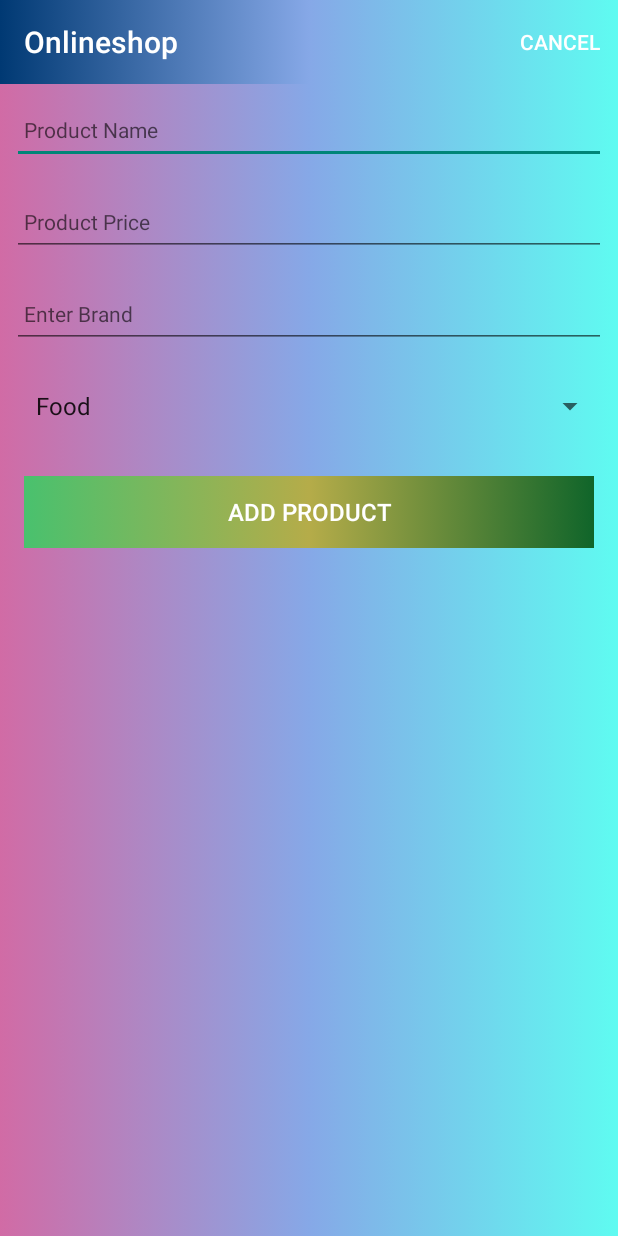
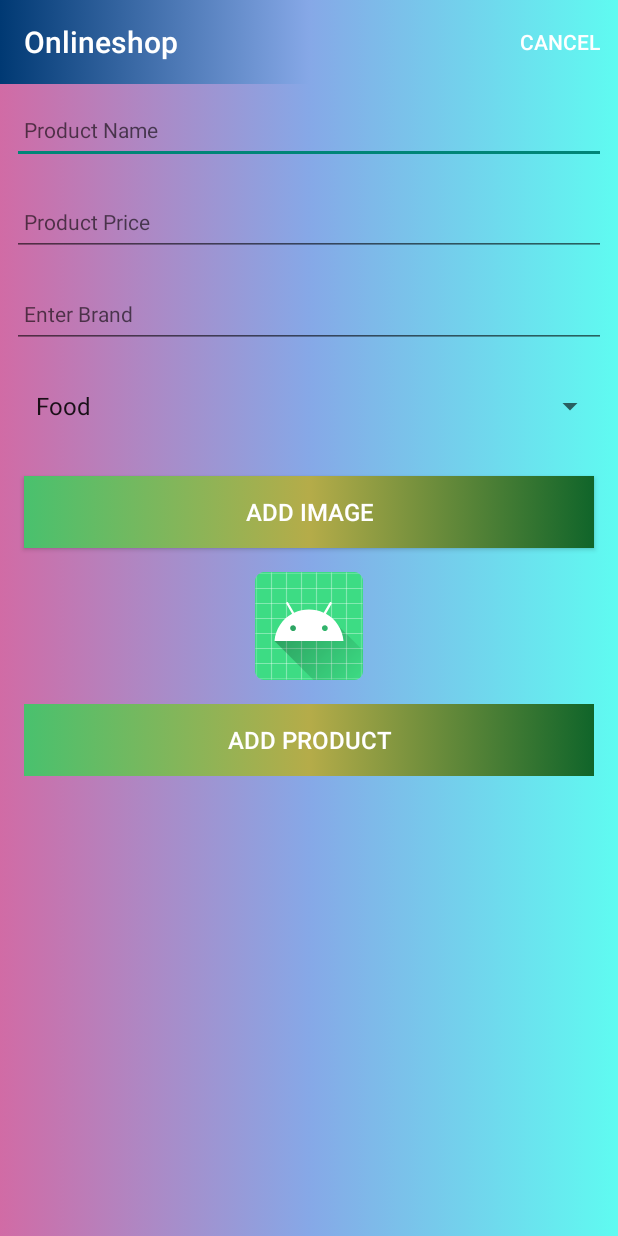
Before and after one commit to EmranJK/Onlineshop_Android, an Android app: the screen it shows after launch (OnlineshopActivity), on a phone screen of 412 x 824 dp. Run offline under Robolectric (Android 15) with nearby library versions, the phone set to English and light mode, and no system bars; our stand-ins replace Picasso, Timber; 2 statements that could not run were skipped.

Commit message:
Added the image adding and editing code

```diff
--- a/app/build.gradle
+++ b/app/build.gradle
@@ -45,6 +45,7 @@ dependencies {
     implementation 'androidx.constraintlayout:constraintlayout:2.1.4'
     implementation 'com.github.ajalt:timberkt:1.5.1'
     implementation 'com.google.android.material:material:1.6.1'
+    implementation 'com.squareup.picasso:picasso:2.71828'
     testImplementation 'junit:junit:4.13.2'
     androidTestImplementation 'androidx.test.ext:junit:1.1.3'
     androidTestImplementation 'androidx.test.espresso:espresso-core:3.4.0'
--- a/app/src/main/java/ie/wit/onlineshop/activities/OnlineshopActivity.kt
+++ b/app/src/main/java/ie/wit/onlineshop/activities/OnlineshopActivity.kt
@@ -1,5 +1,6 @@
 package ie.wit.onlineshop.activities
 
+import android.content.Intent
 import androidx.appcompat.app.AppCompatActivity
 import android.os.Bundle
 import android.view.Menu
@@ -9,9 +10,13 @@ import android.widget.AdapterView
 import android.widget.ArrayAdapter
 import android.widget.Spinner
 import android.widget.Toast
+import androidx.activity.result.ActivityResultLauncher
+import androidx.activity.result.contract.ActivityResultContracts
 import com.google.android.material.snackbar.Snackbar
+import com.squareup.picasso.Picasso
 import ie.wit.onlineshop.R
 import ie.wit.onlineshop.databinding.ActivityOnlineshopBinding
+import ie.wit.onlineshop.helpers.showImagePicker
 import ie.wit.onlineshop.main.MainApp
 import ie.wit.onlineshop.models.OnlineshopModel
 import timber.log.Timber
@@ -21,12 +26,15 @@ class OnlineshopActivity : AppCompatActivity() {
     private lateinit var binding: ActivityOnlineshopBinding
     var product = OnlineshopModel()
     lateinit var app: MainApp
+    private lateinit var imageIntentLauncher : ActivityResultLauncher<Intent>
 
     override fun onCreate(savedInstanceState: Bundle?) {
         super.onCreate(savedInstanceState)
         var edit = false
         binding = ActivityOnlineshopBinding.inflate(layoutInflater)
         setContentView(binding.root)
+
+        registerImagePickerCallback()
 
         binding.toolbarAdd.title = title
         setSupportActionBar(binding.toolbarAdd)
@@ -67,7 +75,9 @@ class OnlineshopActivity : AppCompatActivity() {
             //binding.productId.setText(product.id)
             binding.productPrice.setText(product.price.toString())
             binding.btnAdd.setText(R.string.save_product)
-
+            Picasso.get()
+                .load(product.image)
+                .into(binding.productImage)
         }
 
         binding.btnAdd.setOnClickListener() {
@@ -90,11 +100,34 @@ class OnlineshopActivity : AppCompatActivity() {
             setResult(RESULT_OK)
             finish()
         }
+        binding.chooseImage.setOnClickListener {
+            //i("Select image")
+            showImagePicker(imageIntentLauncher)
+        }
     }
 
     override fun onCreateOptionsMenu(menu: Menu): Boolean {
         menuInflater.inflate(R.menu.menu_product, menu)
         return super.onCreateOptionsMenu(menu)
+    }
+
+    private fun registerImagePickerCallback() {
+        imageIntentLauncher =
+            registerForActivityResult(ActivityResultContracts.StartActivityForResult())
+            { result ->
+                when(result.resultCode){
+                    RESULT_OK -> {
+                        if (result.data != null) {
+                            i("Got Result ${result.data!!.data}")
+                            product.image = result.data!!.data!!
+                            Picasso.get()
+                                .load(product.image)
+                                .into(binding.productImage)
+                        } // end of if
+                    }
+                    RESULT_CANCELED -> { } else -> { }
+                }
+            }
     }
 
     override fun onOptionsItemSelected(item: MenuItem): Boolean {
--- a/app/src/main/java/ie/wit/onlineshop/models/OnlineshopModel.kt
+++ b/app/src/main/java/ie/wit/onlineshop/models/OnlineshopModel.kt
@@ -1,5 +1,6 @@
 package ie.wit.onlineshop.models
 
+import android.net.Uri
 import android.os.Parcelable
 import kotlinx.parcelize.Parcelize
 
@@ -8,4 +9,5 @@ data class OnlineshopModel(var id: Long = 0,
                            var name: String = "",
                            var price: Double = 0.0,
                            var brand: String = "",
-                           var type: String = "") : Parcelable
+                           var type: String = "",
+                           var image: Uri = Uri.EMPTY) : Parcelable
--- a/app/src/main/res/layout/activity_onlineshop.xml
+++ b/app/src/main/res/layout/activity_onlineshop.xml
@@ -97,6 +97,24 @@
 
 
                 <Button
+                    android:id="@+id/chooseImage"
+                    android:layout_width="match_parent"
+                    android:layout_height="wrap_content"
+                    android:layout_margin="16dp"
+                    android:background="@drawable/gradient2"
+                    android:paddingBottom="8dp"
+                    android:paddingTop="8dp"
+                    android:text="@string/button_addImage"
+                    android:textColor="@color/colorPrimary"
+                    android:textSize="16sp"/>
+
+                <ImageView
+                    android:id="@+id/productImage"
+                    android:layout_width="match_parent"
+                    android:layout_height="wrap_content"
+                    app:srcCompat="@mipmap/ic_launcher"/>
+
+                <Button
                     android:id="@+id/btnAdd"
                     android:layout_width="match_parent"
                     android:layout_height="wrap_content"
@@ -108,6 +126,10 @@
                     android:text="@string/button_addProduct"
                     android:textColor="@color/colorPrimary"
                     android:textSize="16sp" />
+
+
+
+
             </LinearLayout>
         </ScrollView>
 
--- a/app/src/main/res/values/strings.xml
+++ b/app/src/main/res/values/strings.xml
@@ -9,6 +9,8 @@
     <string name="hint_productType">Enter Type</string>
     <string name="enter_product_name"> Please Enter a Product Name </string>
     <string name="save_product"> Save Product </string>
+    <string name="button_addImage"> Add Image </string>
+    <string name="select_product_image">Select Product Image</string>
 
     <string-array name="productTypes">
         <item> Food </item>
```
Also changed, not shown: app/src/main/java/ie/wit/onlineshop/helpers/ImageHelpers.kt (added, +12 -0 lines).
